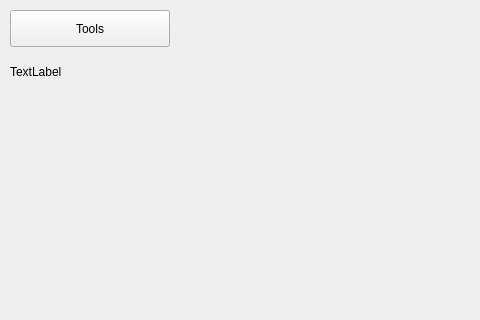
Before: the Qt Designer form workspace.ui in nnnagato/paintQT2, drawn with Qt 5; both pictures show x 0 to 480 and y 0 to 320 of the 800 by 600 pixel window.
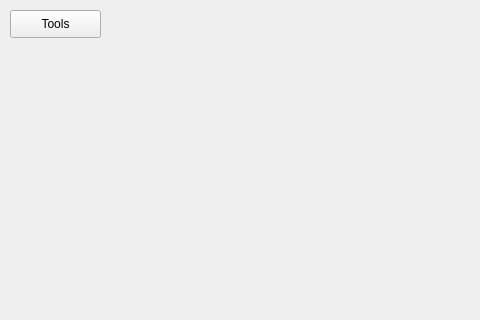
After: the same form once the commit is applied.

What changed in the file:
```diff
--- a/workspace.ui
+++ b/workspace.ui
@@ -22,8 +22,8 @@
      <rect>
       <x>10</x>
       <y>10</y>
-      <width>160</width>
-      <height>80</height>
+      <width>91</width>
+      <height>61</height>
      </rect>
     </property>
     <layout class="QVBoxLayout" name="verticalLayout">
@@ -49,7 +49,7 @@
      <item>
       <widget class="QLabel" name="label">
        <property name="text">
-        <string>TextLabel</string>
+        <string/>
        </property>
       </widget>
      </item>
```
Left out of the diff: 17 changed lines with no effect on the pictures.
